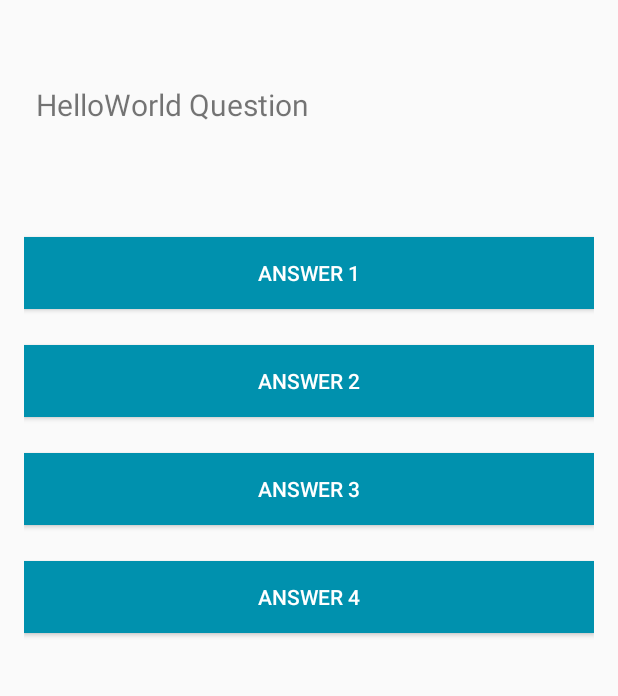
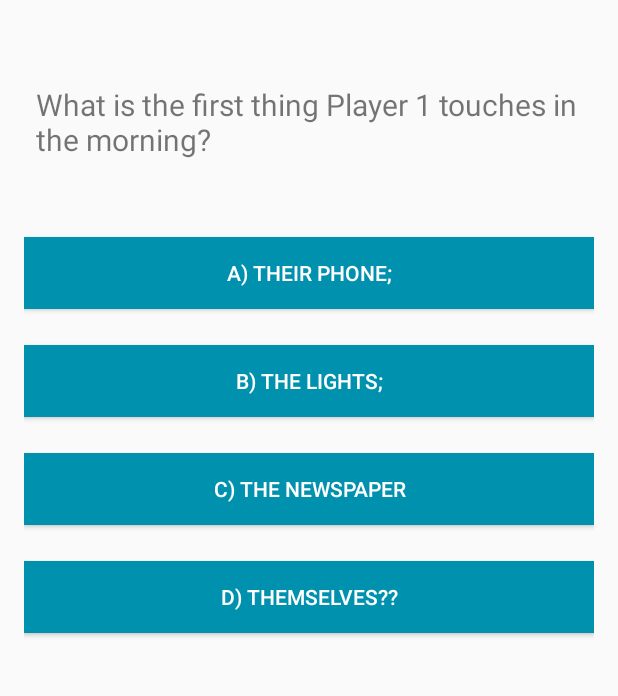
Before and after one commit to jsannyjr/A-Game-Of-Friends, an Android app: the screen it shows after launch (QuizActivity), on a phone screen of 412 x 824 dp, the part 149-845 px from its top. Run offline under Robolectric (Android 15) with nearby library versions, the phone set to English and light mode, and no system bars; 1 statement that could not run was skipped.

Commit message:
Added Assignment #3 and put some extra work in senior project.

```diff
--- a/AGameOfFriends/app/src/main/java/com/agameoffriends/agameoffriends/QuestionLibrary.java
+++ b/AGameOfFriends/app/src/main/java/com/agameoffriends/agameoffriends/QuestionLibrary.java
@@ -4,11 +4,14 @@ import java.util.ArrayList;
 
 public class QuestionLibrary {
     public String nQuestions[] = {
-            "What is the first thing Player 1 touches in the morning?"
-    };
+            "What is the first thing Player 1 touches in the morning?",
+            "What does Player 1 say to get ready for whoopee?"
+};
 
     public String nChoices[][] = {
-            {"A) Their phone;", "B) The lights;", "C) The newspaper", "D) Themselves??"}
+            {"A) Their phone;", "B) The lights;", "C) The newspaper", "D) Themselves??"},
+            {"A) My anaconda wants some of that.", "B) Have you ever seen the Eiffel Tower this close?",
+                    "C) Call me Big Daddy.", "D) You’re kidding right?"}
     };
 
     private ArrayList <String> nAnswers = new ArrayList<>();
--- a/AGameOfFriends/app/src/main/java/com/agameoffriends/agameoffriends/QuizActivity.java
+++ b/AGameOfFriends/app/src/main/java/com/agameoffriends/agameoffriends/QuizActivity.java
@@ -39,6 +39,8 @@ public class QuizActivity extends AppCompatActivity {
         nButtonChoice1 = (Button)findViewById(R.id.choice2);
         nButtonChoice2 = (Button)findViewById(R.id.choice3);
         nButtonChoice3 = (Button)findViewById(R.id.choice4);
+
+        updateQuestion();
 
         nButtonChoice0.setOnClickListener(new View.OnClickListener() {
             @Override
```
Also changed, not shown: 3 other files.
